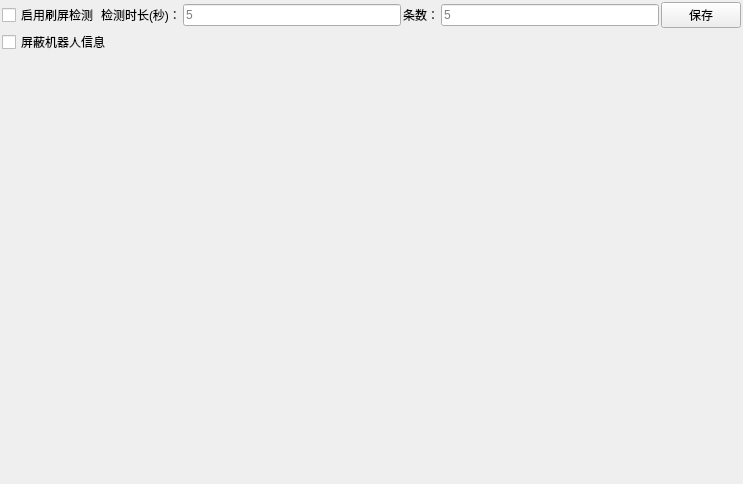
Qt form ui/qunguan.ui (qiancao1/chun_bai_ling) before a commit.
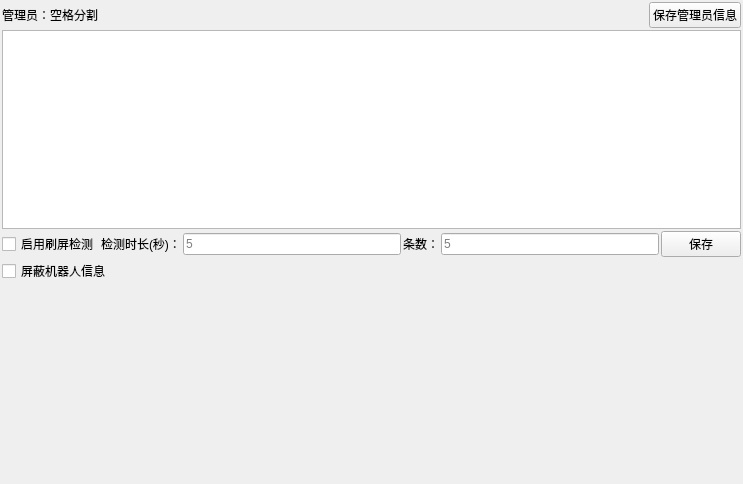
The same form after that commit.

Commit message: 全局管理改为 每个机器人的管理

Diff of the .ui file:
```diff
--- a/ui/qunguan.ui
+++ b/ui/qunguan.ui
@@ -29,6 +29,40 @@
    <property name="bottomMargin">
     <number>2</number>
    </property>
+   <item>
+    <layout class="QHBoxLayout" name="horizontalLayout">
+     <item>
+      <widget class="QLabel" name="label_3">
+       <property name="text">
+        <string>管理员：空格分割</string>
+       </property>
+      </widget>
+     </item>
+     <item>
+      <spacer name="horizontalSpacer">
+       <property name="orientation">
+        <enum>Qt::Horizontal</enum>
+       </property>
+       <property name="sizeHint" stdset="0">
+        <size>
+         <width>40</width>
+         <height>20</height>
+        </size>
+       </property>
+      </spacer>
+     </item>
+     <item>
+      <widget class="QPushButton" name="pushButton_2">
+       <property name="text">
+        <string>保存管理员信息</string>
+       </property>
+      </widget>
+     </item>
+    </layout>
+   </item>
+   <item>
+    <widget class="QTextEdit" name="textEdit"/>
+   </item>
    <item>
     <layout class="QHBoxLayout" name="horizontalLayout_2">
      <property name="spacing">
@@ -81,13 +115,6 @@
      </item>
     </layout>
    </item>
-   <item>
-    <layout class="QHBoxLayout" name="horizontalLayout">
-     <property name="topMargin">
-      <number>0</number>
-     </property>
-    </layout>
-   </item>
    <item>
     <widget class="QCheckBox" name="checkBox_2">
      <property name="text">
```
The commit also changes 19 other files.
